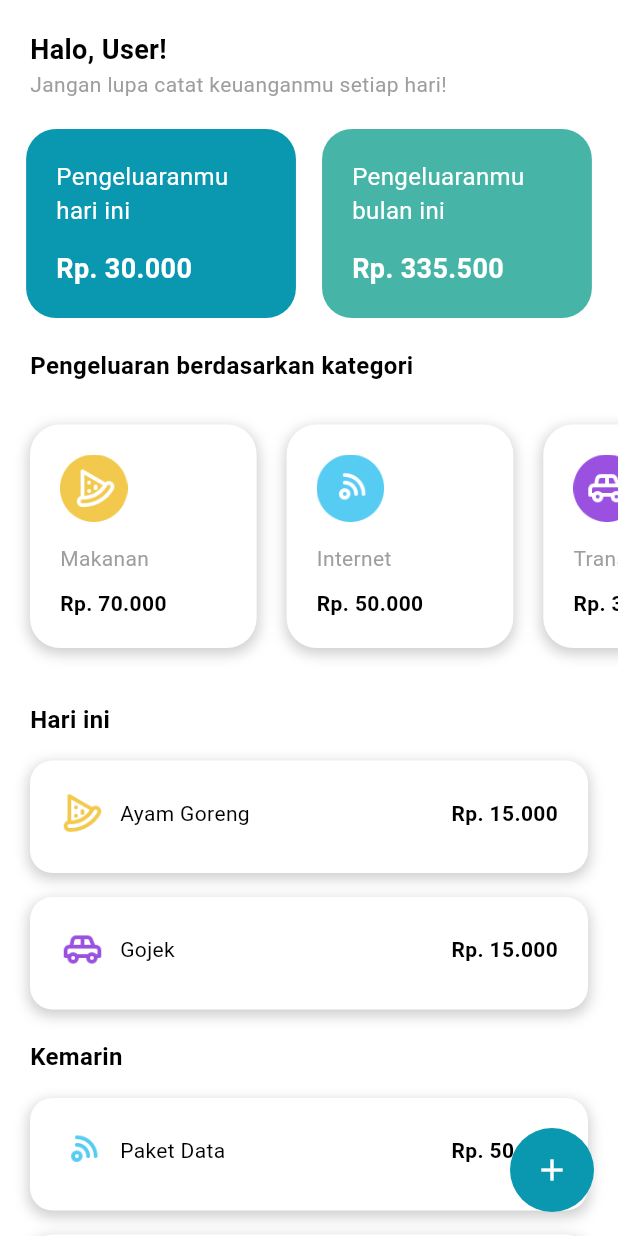
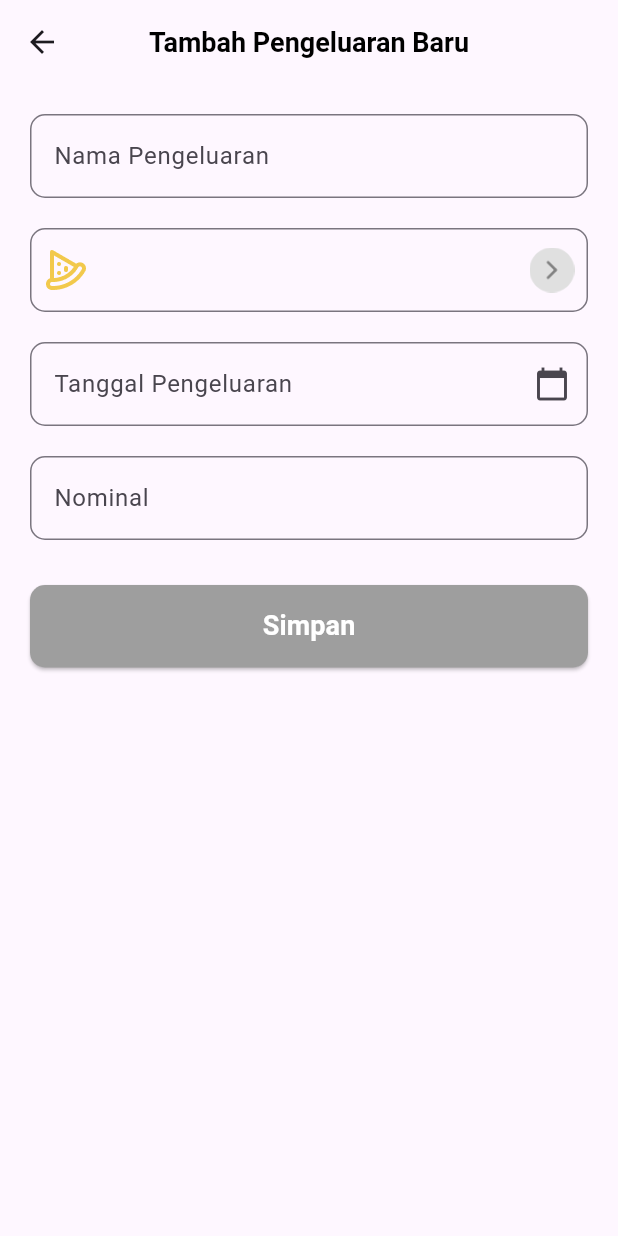
Before and after one commit to Iyann986/Test_Job_PT-DOT_App, a Flutter app: the screen it shows after launch, after a tap on the "add" icon, on a phone screen of 412 x 824 dp. Run offline on Flutter 3.47's test engine with Material 3 defaults, Android fonts, the light colour scheme and no system bars; our stand-ins replace google_fonts.

Commit message:
Membuat screen tambah pengeluaran baru

```diff
--- a/lib/main.dart
+++ b/lib/main.dart
@@ -12,12 +12,17 @@ class MyApp extends StatelessWidget {
   @override
   Widget build(BuildContext context) {
     return MaterialApp(
+      debugShowCheckedModeBanner: false,
       title: 'Test Job App',
       theme: ThemeData(
         colorScheme: ColorScheme.fromSeed(seedColor: Colors.deepPurple),
         useMaterial3: true,
       ),
-      home: const HomeScreen(),
+      initialRoute: "/",
+      routes: {
+        "/": (context) => const HomeScreen(),
+      },
+      // home: const HomeScreen(),
     );
   }
 }
--- /dev/null
+++ b/lib/view/screen/add expense/tambah_pengeluaran_baru.dart
@@ -0,0 +1,202 @@
+import 'package:flutter/material.dart';
+import 'package:intl/date_symbol_data_local.dart';
+
+import 'package:intl/intl.dart';
+import 'package:test_job_pt_dot_app/utils/const/theme.dart';
+
+class TambahPengeluaranBaru extends StatefulWidget {
+  const TambahPengeluaranBaru({super.key});
+
+  @override
+  State<TambahPengeluaranBaru> createState() => _TambahPengeluaranBaruState();
+}
+
+class _TambahPengeluaranBaruState extends State<TambahPengeluaranBaru> {
+  var formKey = GlobalKey<FormState>();
+
+  TextEditingController namaPengeluaranController = TextEditingController();
+  TextEditingController jumlahController = TextEditingController();
+  TextEditingController tanggalController = TextEditingController();
+  TextEditingController nominalController = TextEditingController();
+
+  bool isFormFilled = false;
+
+  @override
+  void initState() {
+    super.initState();
+    namaPengeluaranController.addListener(_checkFormFilled);
+    jumlahController.addListener(_checkFormFilled);
+    tanggalController.addListener(_checkFormFilled);
+    nominalController.addListener(_checkFormFilled);
+  }
+
+  @override
+  Widget build(BuildContext context) {
+    return Scaffold(
+      appBar: AppBar(
+        centerTitle: true,
+        title: Text(
+          "Tambah Pengeluaran Baru",
+          style: blackFont19,
+        ),
+      ),
+      body: SingleChildScrollView(
+        child: Form(
+          key: formKey,
+          child: Padding(
+            padding: const EdgeInsets.all(20.0),
+            child: Center(
+              child: Column(
+                mainAxisAlignment: MainAxisAlignment.start,
+                children: [
+                  TextFormField(
+                    controller: namaPengeluaranController,
+                    decoration: InputDecoration(
+                      hintText: "Nama Pengeluaran",
+                      border: OutlineInputBorder(
+                        borderRadius: BorderRadius.circular(10),
+                      ),
+                    ),
+                    validator: (value) {
+                      if (value == null || value.isEmpty) {
+                        return 'Please enter some text';
+                      }
+                      return null;
+                    },
+                  ),
+                  const SizedBox(height: 20),
+                  TextFormField(
+                    controller: jumlahController,
+                    decoration: InputDecoration(
+                      prefixIcon: Padding(
+                        padding: const EdgeInsets.all(8.0),
+                        child: Image.asset(
+                          'assets/pizza.png',
+                          width: 10,
+                          height: 5,
+                        ),
+                      ),
+                      suffixIcon: IconButton(
+                        padding: const EdgeInsets.all(8.0),
+                        icon: Image.asset(
+                          'assets/Drop.png',
+                          width: 30,
+                          height: 30,
+                        ),
+                        onPressed: () {},
+                      ),
+                      border: OutlineInputBorder(
+                        borderRadius: BorderRadius.circular(10),
+                      ),
+                    ),
+                    validator: (value) {
+                      if (value == null || value.isEmpty) {
+                        return 'Please enter some text';
+                      }
+                      return null;
+                    },
+                  ),
+                  const SizedBox(height: 20),
+                  TextFormField(
+                    autofocus: false,
+                    controller: tanggalController,
+                    decoration: InputDecoration(
+                      hintText: 'Tanggal Pengeluaran',
+                      suffixIcon: const Icon(Icons.calendar_today),
+                      border: OutlineInputBorder(
+                        borderRadius: BorderRadius.circular(10),
+                      ),
+                    ),
+                    readOnly: true,
+                    onTap: _selectDate,
+                    validator: (value) {
+                      if (value == null || value.isEmpty) {
+                        return 'Please enter some text';
+                      }
+                      return null;
+                    },
+                  ),
+                  const SizedBox(height: 20),
+                  TextFormField(
+                    controller: nominalController,
+                    decoration: InputDecoration(
+                      hintText: "Nominal",
+                      border: OutlineInputBorder(
+                        borderRadius: BorderRadius.circular(10),
+                      ),
+                    ),
+                    validator: (value) {
+                      if (value == null || value.isEmpty) {
+                        return 'Please enter some text';
+                      }
+                      return null;
+                    },
+                  ),
+                  const SizedBox(height: 30),
+                  ElevatedButton(
+                    onPressed: () {
+                      if (formKey.currentState!.validate()) {
+                        // Handle form submission
+                      }
+                    },
+                    style: ButtonStyle(
+                      minimumSize:
+                          MaterialStateProperty.all(const Size(400, 55)),
+                      shape: MaterialStateProperty.all(
+                        RoundedRectangleBorder(
+                          borderRadius: BorderRadius.circular(10),
+                        ),
+                      ),
+                      backgroundColor: MaterialStateProperty.all(
+                        isFormFilled ? const Color(0xff0A97B0) : Colors.grey,
+                      ),
+                    ),
+                    child: Text(
+                      'Simpan',
+                      style: whiteFont14.copyWith(
+                        fontSize: 18,
+                        fontWeight: FontWeight.bold,
+                      ),
+                    ),
+                  ),
+                ],
+              ),
+            ),
+          ),
+        ),
+      ),
+    );
+  }
+
+  void _checkFormFilled() {
+    if (namaPengeluaranController.text.isNotEmpty &&
+        jumlahController.text.isNotEmpty &&
+        tanggalController.text.isNotEmpty &&
+        nominalController.text.isNotEmpty) {
+      setState(() {
+        isFormFilled = true;
+      });
+    } else {
+      setState(() {
+        isFormFilled = false;
+      });
+    }
+  }
+
+  Future<void> _selectDate() async {
+    await initializeDateFormatting('id_ID', null);
+    DateTime? _picked = await showDatePicker(
+      context: context,
+      initialDate: DateTime.now(),
+      firstDate: DateTime(2000),
+      lastDate: DateTime(2025),
+    );
+
+    if (_picked != null) {
+      setState(() {
+        tanggalController.text =
+            DateFormat('EEEE, d MMMM y', 'id').format(_picked);
+      });
+    }
+  }
+}
--- a/lib/view/screen/home/home_screen.dart
+++ b/lib/view/screen/home/home_screen.dart
@@ -1,5 +1,6 @@
 import 'package:flutter/material.dart';
 import 'package:test_job_pt_dot_app/utils/const/theme.dart';
+import 'package:test_job_pt_dot_app/view/screen/add%20expense/tambah_pengeluaran_baru.dart';
 
 class HomeScreen extends StatefulWidget {
   const HomeScreen({super.key});
@@ -497,7 +498,14 @@ class _HomeScreenState extends State<HomeScreen> {
         shape: RoundedRectangleBorder(
           borderRadius: BorderRadius.circular(50),
         ),
-        onPressed: () {},
+        onPressed: () {
+          Navigator.push(
+            context,
+            MaterialPageRoute(
+              builder: (context) => const TambahPengeluaranBaru(),
+            ),
+          );
+        },
         child: const Icon(Icons.add),
       ),
     );
--- a/pubspec.yaml
+++ b/pubspec.yaml
@@ -40,6 +40,7 @@ dependencies:
   supercharged: ^2.1.1
   sqflite: ^2.3.2
   carousel_slider: ^4.2.1
+  intl: ^0.19.0
 
 dev_dependencies:
   flutter_test:
```
Also changed, not shown: assets/Drop.png (added), pubspec.lock.
